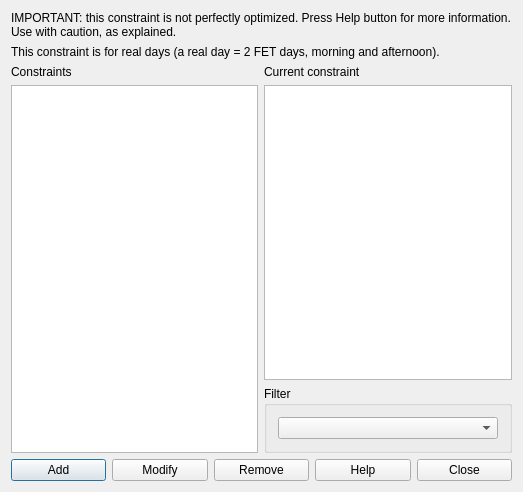
Before: the Qt Designer form fet/src/interface/constraintteachermaxgapsperweekforrealdaysform_template.ui in vonmecheln/fet, drawn with Qt 5.
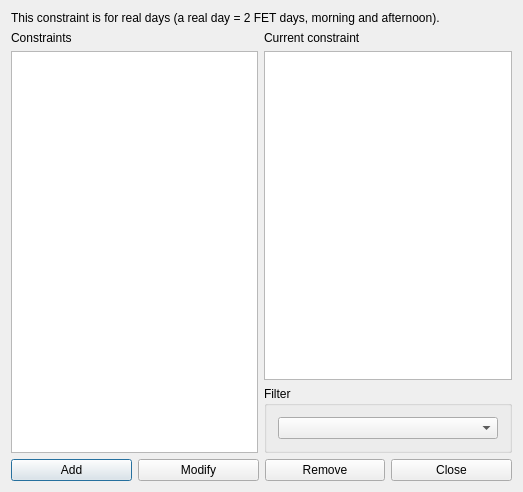
After: the same form once the commit is applied.

The edit to the form file:
```diff
--- a/fet/src/interface/constraintteachermaxgapsperweekforrealdaysform_template.ui
+++ b/fet/src/interface/constraintteachermaxgapsperweekforrealdaysform_template.ui
@@ -14,39 +14,7 @@
    <string extracomment="This is the title of the dialog in which you see the list of all constraints of this type">Constraints teacher max gaps per week for real days</string>
   </property>
   <layout class="QGridLayout" name="gridLayout_2">
-   <item row="0" column="0" colspan="2">
-    <widget class="QLabel" name="label">
-     <property name="sizePolicy">
-      <sizepolicy hsizetype="Minimum" vsizetype="Minimum">
-       <horstretch>0</horstretch>
-       <verstretch>0</verstretch>
-      </sizepolicy>
-     </property>
-     <property name="text">
-      <string>IMPORTANT: this constraint is not perfectly optimized. Press Help button for more information. Use with caution, as explained.</string>
-     </property>
-     <property name="wordWrap">
-      <bool>true</bool>
-     </property>
-    </widget>
-   </item>
-   <item row="1" column="0" colspan="2">
-    <widget class="QLabel" name="label_2">
-     <property name="sizePolicy">
-      <sizepolicy hsizetype="Minimum" vsizetype="Minimum">
-       <horstretch>0</horstretch>
-       <verstretch>0</verstretch>
-      </sizepolicy>
-     </property>
-     <property name="text">
-      <string>This constraint is for real days (a real day = 2 FET days, morning and afternoon).</string>
-     </property>
-     <property name="wordWrap">
-      <bool>true</bool>
-     </property>
-    </widget>
-   </item>
-   <item row="2" column="0" rowspan="2">
+   <item row="1" column="0" rowspan="2">
     <layout class="QVBoxLayout" name="verticalLayout_2">
      <item>
       <widget class="QLabel" name="constraintsTextLabel">
@@ -69,7 +37,7 @@
      </item>
     </layout>
    </item>
-   <item row="2" column="1">
+   <item row="1" column="1">
     <layout class="QVBoxLayout" name="verticalLayout">
      <item>
       <widget class="QLabel" name="currentConstraintTextLabel">
@@ -86,19 +54,7 @@
      </item>
     </layout>
    </item>
-   <item row="3" column="1">
-    <widget class="QGroupBox" name="filterGroupBox">
-     <property name="title">
-      <string>Filter</string>
-     </property>
-     <layout class="QGridLayout" name="gridLayout">
-      <item row="0" column="0">
-       <widget class="QComboBox" name="teachersComboBox"/>
-      </item>
-     </layout>
-    </widget>
-   </item>
-   <item row="4" column="0" colspan="2">
+   <item row="3" column="0" colspan="2">
     <layout class="QHBoxLayout" name="horizontalLayout">
      <item>
       <widget class="QPushButton" name="addConstraintPushButton">
@@ -121,13 +77,6 @@
        </property>
       </widget>
      </item>
-     <item>
-      <widget class="QPushButton" name="helpPushButton">
-       <property name="text">
-        <string>Help</string>
-       </property>
-      </widget>
-     </item>
      <item>
       <widget class="QPushButton" name="closePushButton">
        <property name="text">
@@ -137,6 +86,34 @@
      </item>
     </layout>
    </item>
+   <item row="2" column="1">
+    <widget class="QGroupBox" name="filterGroupBox">
+     <property name="title">
+      <string>Filter</string>
+     </property>
+     <layout class="QGridLayout" name="gridLayout">
+      <item row="0" column="0">
+       <widget class="QComboBox" name="teachersComboBox"/>
+      </item>
+     </layout>
+    </widget>
+   </item>
+   <item row="0" column="0" colspan="2">
+    <widget class="QLabel" name="label_2">
+     <property name="sizePolicy">
+      <sizepolicy hsizetype="Minimum" vsizetype="Minimum">
+       <horstretch>0</horstretch>
+       <verstretch>0</verstretch>
+      </sizepolicy>
+     </property>
+     <property name="text">
+      <string>This constraint is for real days (a real day = 2 FET days, morning and afternoon).</string>
+     </property>
+     <property name="wordWrap">
+      <bool>true</bool>
+     </property>
+    </widget>
+   </item>
   </layout>
  </widget>
  <layoutdefault spacing="6" margin="11"/>
```
